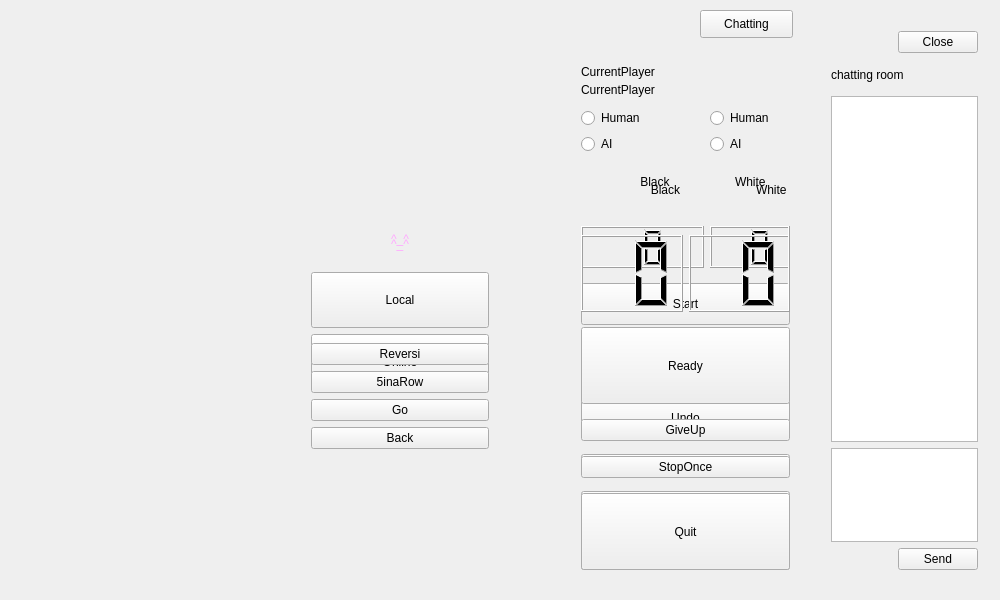
Before: the Qt Designer form widget.ui in helloworld128/OOP_New, drawn with Qt 5.
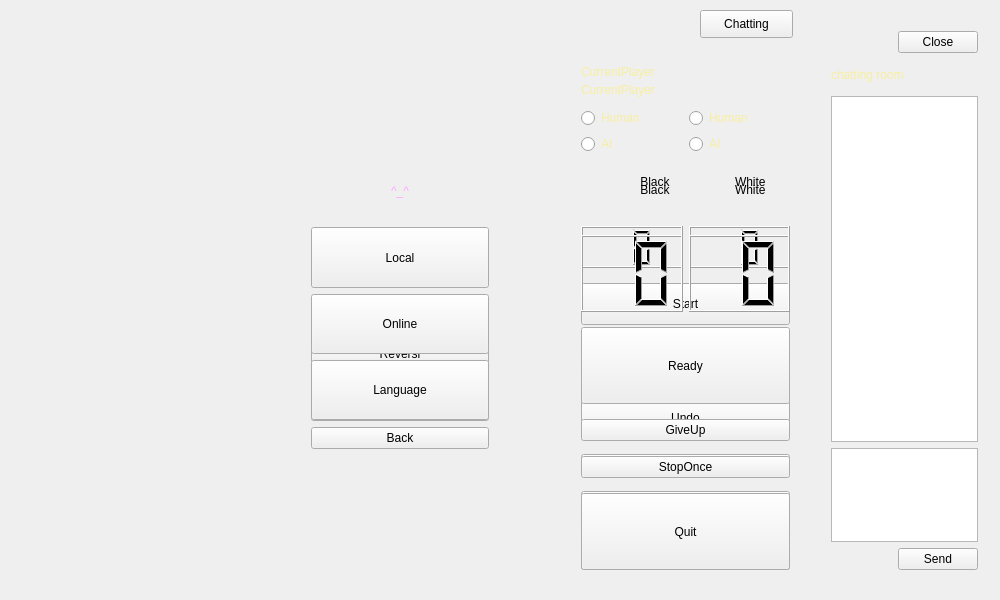
After: the same form once the commit is applied. Icons and pictures are not drawn.

Commit message: add background; changed some styles

The edit to the form file:
```diff
--- a/widget.ui
+++ b/widget.ui
@@ -137,7 +137,7 @@
      <height>541</height>
     </rect>
    </property>
-   <layout class="QGridLayout" name="Gamemenu" rowstretch="0,0,0,0,0,0,0,0,0,0,0,0,0,0" columnstretch="1,0">
+   <layout class="QGridLayout" name="Gamemenu" rowstretch="0,0,0,0,0,0,0,0,0,0,0,0,0,0" columnstretch="1,1">
     <property name="verticalSpacing">
      <number>15</number>
     </property>
@@ -184,6 +184,9 @@
      <layout class="QVBoxLayout" name="verticalLayout">
       <item>
        <widget class="QRadioButton" name="BPlayer">
+        <property name="styleSheet">
+         <string notr="true">color:rgb(247, 238, 160)</string>
+        </property>
         <property name="text">
          <string>Human</string>
         </property>
@@ -191,6 +194,9 @@
       </item>
       <item>
        <widget class="QRadioButton" name="BAI">
+        <property name="styleSheet">
+         <string notr="true">color:rgb(247, 238, 160)</string>
+        </property>
         <property name="text">
          <string>AI</string>
         </property>
@@ -202,6 +208,9 @@
      <layout class="QVBoxLayout" name="verticalLayout_2">
       <item>
        <widget class="QRadioButton" name="WPlayer">
+        <property name="styleSheet">
+         <string notr="true">color:rgb(247, 238, 160)</string>
+        </property>
         <property name="text">
          <string>Human</string>
         </property>
@@ -209,6 +218,9 @@
       </item>
       <item>
        <widget class="QRadioButton" name="WAI">
+        <property name="styleSheet">
+         <string notr="true">color:rgb(247, 238, 160)</string>
+        </property>
         <property name="text">
          <string>AI</string>
         </property>
@@ -219,7 +231,7 @@
     <item row="0" column="0">
      <widget class="QLabel" name="CurrentPlayer_Label">
       <property name="styleSheet">
-       <string notr="true">font: 18pt &quot;Adobe Arabic&quot;;</string>
+       <string notr="true">font: 18pt &quot;Adobe Arabic&quot;;color:rgb(247, 238, 160)</string>
       </property>
       <property name="text">
        <string>CurrentPlayer</string>
@@ -443,9 +455,9 @@
    <property name="geometry">
     <rect>
      <x>300</x>
-     <y>200</y>
+     <y>150</y>
      <width>200</width>
-     <height>200</height>
+     <height>281</height>
     </rect>
    </property>
    <layout class="QVBoxLayout" name="_Menu">
@@ -495,6 +507,22 @@
       </property>
      </widget>
     </item>
+    <item>
+     <widget class="QPushButton" name="Language_Button">
+      <property name="sizePolicy">
+       <sizepolicy hsizetype="Minimum" vsizetype="Minimum">
+        <horstretch>0</horstretch>
+        <verstretch>0</verstretch>
+       </sizepolicy>
+      </property>
+      <property name="styleSheet">
+       <string notr="true">font: 28pt &quot;Adobe Arabic&quot;;</string>
+      </property>
+      <property name="text">
+       <string>Language</string>
+      </property>
+     </widget>
+    </item>
    </layout>
   </widget>
   <widget class="QLabel" name="Border">
@@ -558,7 +586,7 @@
     <item row="0" column="0">
      <widget class="QLabel" name="CurrentPlayer_Label_2">
       <property name="styleSheet">
-       <string notr="true">font: 18pt &quot;Adobe Arabic&quot;;</string>
+       <string notr="true">font: 18pt &quot;Adobe Arabic&quot;;color:rgb(247, 238, 160)</string>
       </property>
       <property name="text">
        <string>CurrentPlayer</string>
@@ -783,7 +811,8 @@
     <item row="3" column="0" colspan="2">
      <widget class="QLabel" name="chatLabel">
       <property name="styleSheet">
-       <string notr="true">font: 13pt &quot;Adobe Arabic&quot;;</string>
+       <string notr="true">color:rgb(247, 238, 160);
+font:13pt &quot;Adobe Arabic&quot;;</string>
       </property>
       <property name="text">
        <string>chatting room</string>
@@ -792,15 +821,29 @@
     </item>
    </layout>
   </widget>
+  <widget class="QLabel" name="bg">
+   <property name="geometry">
+    <rect>
+     <x>0</x>
+     <y>0</y>
+     <width>1000</width>
+     <height>600</height>
+    </rect>
+   </property>
+   <property name="text">
+    <string/>
+   </property>
+  </widget>
+  <zorder>bg</zorder>
   <zorder>Border</zorder>
   <zorder>Board</zorder>
   <zorder>GameMenu</zorder>
   <zorder>CurrentPlayerPict</zorder>
-  <zorder>Menu</zorder>
   <zorder>MainMenu</zorder>
   <zorder>OnlineGameMenu</zorder>
   <zorder>Chatting_Button</zorder>
   <zorder>Chat</zorder>
+  <zorder>Menu</zorder>
  </widget>
  <layoutdefault spacing="6" margin="11"/>
  <resources>
```
The commit also changes 8 other files.
